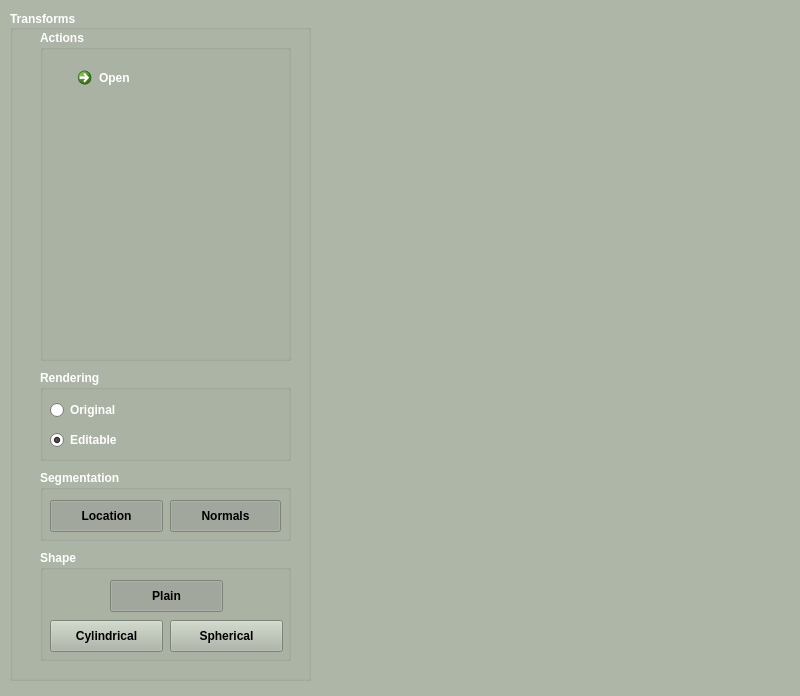
First picture: the form in forms/mainwindow.ui, repository pranjal23/osg2citygml, before the edit.
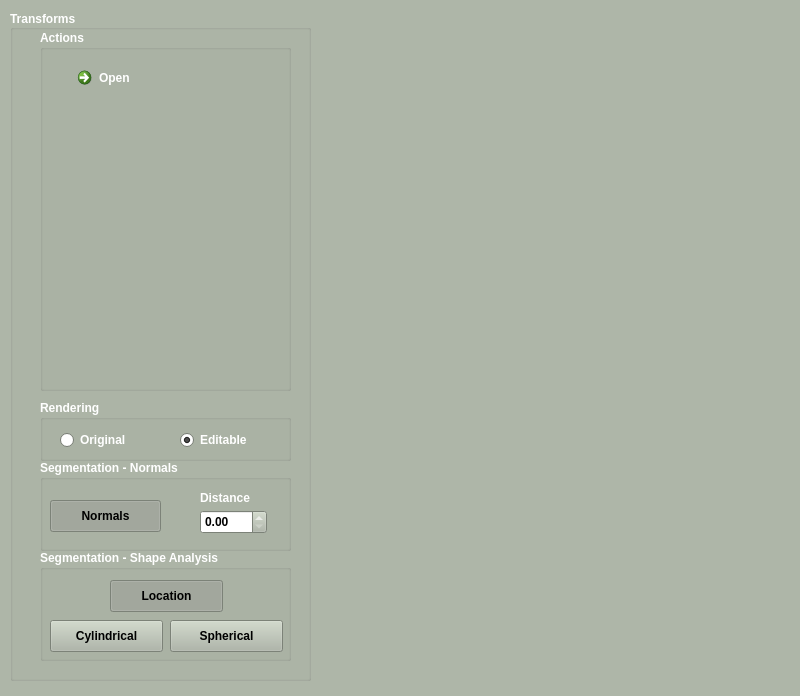
Second picture: the form after the edit. Custom widgets are drawn as their Qt base class.

Commit message: [Changes] - Added a weight function to the normals based segmentation

Patch:
```diff
--- a/forms/mainwindow.ui
+++ b/forms/mainwindow.ui
@@ -526,9 +526,9 @@
     <property name="geometry">
      <rect>
       <x>30</x>
-      <y>460</y>
+      <y>450</y>
       <width>251</width>
-      <height>71</height>
+      <height>91</height>
      </rect>
     </property>
     <property name="font">
@@ -541,75 +541,16 @@
      <bool>false</bool>
     </property>
     <property name="title">
-     <string>Segmentation</string>
+     <string>Segmentation - Normals</string>
     </property>
-    <widget class="QPushButton" name="enableLightBtn">
-     <property name="geometry">
-      <rect>
-       <x>10</x>
-       <y>30</y>
-       <width>113</width>
-       <height>32</height>
-      </rect>
-     </property>
-     <property name="palette">
-      <palette>
-       <active>
-        <colorrole role="ButtonText">
-         <brush brushstyle="SolidPattern">
-          <color alpha="255">
-           <red>0</red>
-           <green>0</green>
-           <blue>0</blue>
-          </color>
-         </brush>
-        </colorrole>
-       </active>
-       <inactive>
-        <colorrole role="ButtonText">
-         <brush brushstyle="SolidPattern">
-          <color alpha="255">
-           <red>0</red>
-           <green>0</green>
-           <blue>0</blue>
-          </color>
-         </brush>
-        </colorrole>
-       </inactive>
-       <disabled>
-        <colorrole role="ButtonText">
-         <brush brushstyle="SolidPattern">
-          <color alpha="0">
-           <red>75</red>
-           <green>74</green>
-           <blue>77</blue>
-          </color>
-         </brush>
-        </colorrole>
-       </disabled>
-      </palette>
-     </property>
-     <property name="text">
-      <string>Location</string>
-     </property>
-     <property name="checkable">
-      <bool>true</bool>
-     </property>
-     <property name="checked">
-      <bool>true</bool>
-     </property>
-     <property name="autoDefault">
-      <bool>true</bool>
-     </property>
-    </widget>
     <widget class="QPushButton" name="multilightsBtn">
      <property name="enabled">
       <bool>true</bool>
      </property>
      <property name="geometry">
       <rect>
-       <x>130</x>
-       <y>30</y>
+       <x>10</x>
+       <y>40</y>
        <width>111</width>
        <height>32</height>
       </rect>
@@ -661,14 +602,37 @@
       <bool>true</bool>
      </property>
     </widget>
+    <widget class="QDoubleSpinBox" name="normalDistanceSB">
+     <property name="geometry">
+      <rect>
+       <x>160</x>
+       <y>50</y>
+       <width>67</width>
+       <height>24</height>
+      </rect>
+     </property>
+    </widget>
+    <widget class="QLabel" name="label">
+     <property name="geometry">
+      <rect>
+       <x>160</x>
+       <y>30</y>
+       <width>59</width>
+       <height>16</height>
+      </rect>
+     </property>
+     <property name="text">
+      <string>Distance</string>
+     </property>
+    </widget>
    </widget>
    <widget class="QGroupBox" name="groupBox_2">
     <property name="geometry">
      <rect>
       <x>30</x>
-      <y>360</y>
+      <y>390</y>
       <width>251</width>
-      <height>91</height>
+      <height>61</height>
      </rect>
     </property>
     <property name="font">
@@ -686,7 +650,7 @@
     <widget class="QRadioButton" name="flatShadingRb">
      <property name="geometry">
       <rect>
-       <x>10</x>
+       <x>20</x>
        <y>30</y>
        <width>100</width>
        <height>20</height>
@@ -699,9 +663,9 @@
     <widget class="QRadioButton" name="smoothShadingRb">
      <property name="geometry">
       <rect>
-       <x>10</x>
-       <y>60</y>
-       <width>121</width>
+       <x>140</x>
+       <y>30</y>
+       <width>91</width>
        <height>20</height>
       </rect>
      </property>
@@ -732,7 +696,7 @@
      <bool>false</bool>
     </property>
     <property name="title">
-     <string>Shape</string>
+     <string>Segmentation - Shape Analysis</string>
     </property>
     <widget class="QPushButton" name="boundBoxBtn">
      <property name="geometry">
@@ -846,7 +810,7 @@
       <bool>false</bool>
      </property>
     </widget>
-    <widget class="QPushButton" name="groundBtn_2">
+    <widget class="QPushButton" name="enableLightBtn">
      <property name="geometry">
       <rect>
        <x>70</x>
@@ -893,7 +857,7 @@
       </palette>
      </property>
      <property name="text">
-      <string>Plain</string>
+      <string>Location</string>
      </property>
      <property name="checkable">
       <bool>true</bool>
@@ -901,6 +865,9 @@
      <property name="checked">
       <bool>true</bool>
      </property>
+     <property name="autoDefault">
+      <bool>true</bool>
+     </property>
     </widget>
    </widget>
    <widget class="QGroupBox" name="groupBox">
@@ -909,7 +876,7 @@
       <x>30</x>
       <y>20</y>
       <width>251</width>
-      <height>331</height>
+      <height>361</height>
      </rect>
     </property>
     <property name="font">
```
The commit also changes 6 other files.
